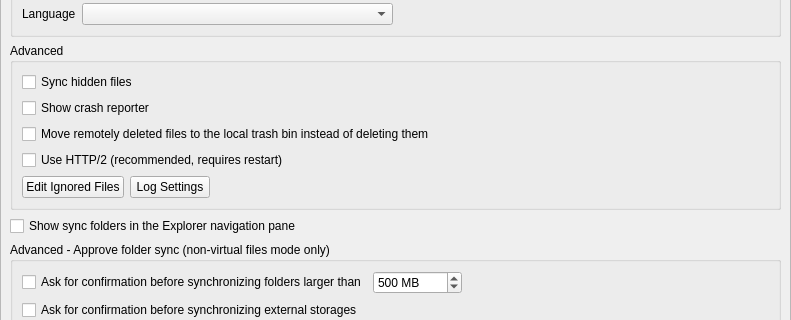
This is src/gui/mainwindow/settingsview.ui in BWTECH-github/client as Qt 5 draws it before an edit; both pictures show x 0 to 791 and y 92 to 412 of the 791 by 686 pixel window. The edited form follows.
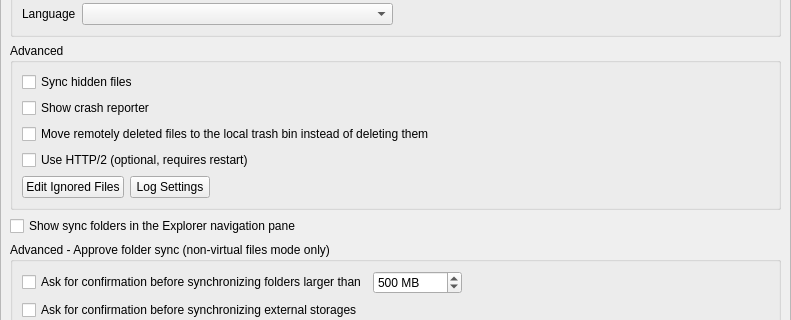
This is the edited form. Custom widgets are drawn as their Qt base class.

Commit message:
fix(einstellungen): HTTP/2-Schalter als optional beschriftet
Beschriftung („empfohlen“) und Tooltip („standardmäßig aktiv“)
widersprachen dem Verhalten: HTTP/2 ist bewusst aus und nur auf Wunsch an
(configfile.cpp, accessmanager.cpp). Jetzt „HTTP/2 verwenden (optional,
erfordert Neustart)“; der Tooltip nennt den Grund.

Diff of the .ui file:
```diff
--- a/src/gui/mainwindow/settingsview.ui
+++ b/src/gui/mainwindow/settingsview.ui
@@ -161,7 +161,7 @@
                <string>HTTP/2 reuses a single connection for many requests, which speeds up syncing on high-latency links and with many small files. On by default; uncheck only if your server or proxy has HTTP/2 problems. Takes effect after a restart.</string>
               </property>
               <property name="text">
-               <string>Use HTTP/2 (recommended, requires restart)</string>
+               <string>Use HTTP/2 (optional, requires restart)</string>
               </property>
              </widget>
             </item>
```
Left out of the diff: 2 changed lines with no effect on the pictures.
